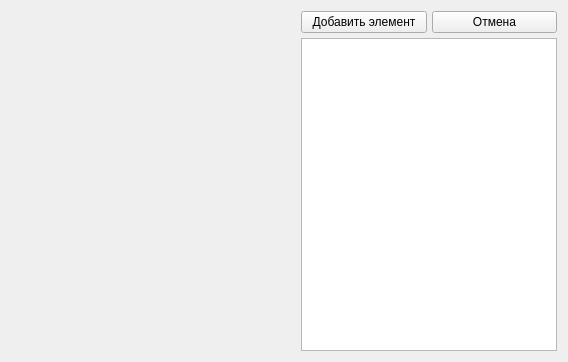
Before: the Qt Designer form qmesh.ui in messteno/Q3Solver, drawn with Qt 5.
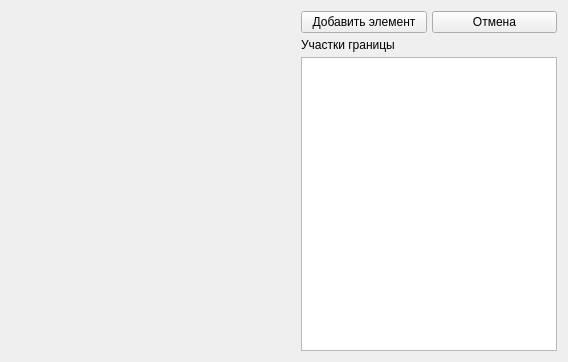
After: the same form once the commit is applied. Custom widgets are drawn as their Qt base class.

Patch:
```diff
--- a/qmesh.ui
+++ b/qmesh.ui
@@ -58,9 +58,16 @@
       </layout>
      </item>
      <item>
-      <widget class="QListView" name="listView">
+      <widget class="QLabel" name="boundaryListLabel">
+       <property name="text">
+        <string>Участки границы</string>
+       </property>
+      </widget>
+     </item>
+     <item>
+      <widget class="QListView" name="boundaryList">
        <property name="sizePolicy">
-        <sizepolicy hsizetype="Minimum" vsizetype="Expanding">
+        <sizepolicy hsizetype="Expanding" vsizetype="Expanding">
          <horstretch>0</horstretch>
          <verstretch>10</verstretch>
         </sizepolicy>
```
